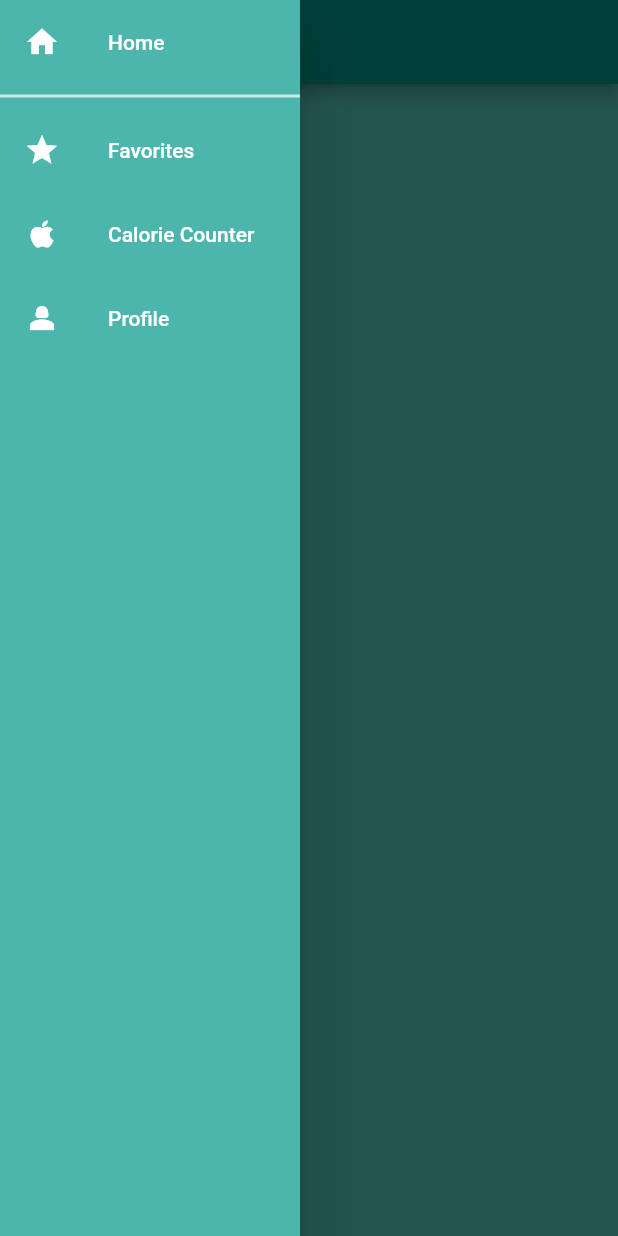
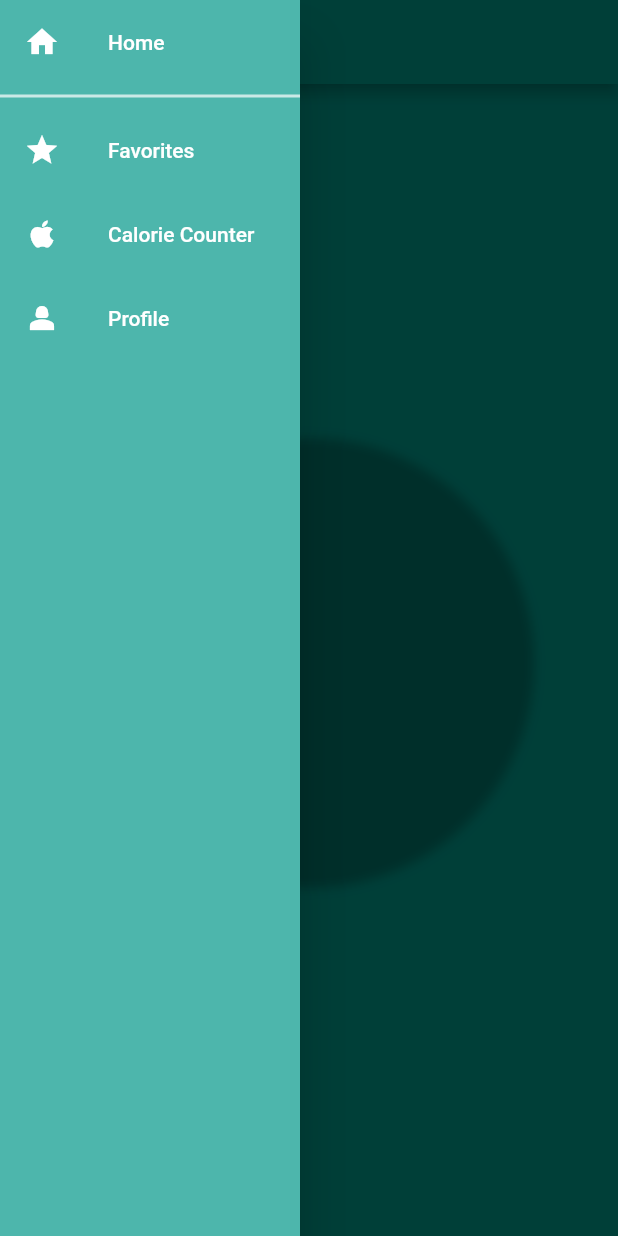
Before and after one commit to Nick577314/kitchen_counter, a Flutter app: the screen it shows after launch, with the side drawer open, on a phone screen of 412 x 824 dp. Run offline on Flutter 3.47's test engine with Material 2 defaults, Android fonts, the phone set to English and light mode, and no system bars; our stand-ins replace fl_chart, get.

Commit message:
moved the piechart to homepage

```diff
--- a/lib/ProfilePage/profileScreen.dart
+++ b/lib/ProfilePage/profileScreen.dart
@@ -1,8 +1,8 @@
 import 'package:flutter/material.dart';
-import 'package:kitchen_counter/ProfilePage/widgets/profile_menu.dart';
+import 'package:kitchen_counter/ProfilePage/profile_menu.dart';
 import 'package:kitchen_counter/ProfilePage/updateprofile.dart';
 import 'package:get/get.dart';
-import 'package:kitchen_counter/Utility/Widget/NavigationDrawer.dart';
+import 'package:kitchen_counter/Utility/NavigationDrawer.dart';
 
 class ProfileScreen extends StatefulWidget {
   ProfileScreen({Key? key}) : super(key: key);
--- a/lib/Utility/Widget/NavigationDrawer.dart
+++ b/lib/Utility/NavigationDrawer.dart
@@ -1,7 +1,8 @@
 import 'package:flutter/material.dart';
 import 'package:kitchen_counter/CalorieScreen.dart';
 import 'package:kitchen_counter/ProfilePage/profileScreen.dart';
-import 'package:kitchen_counter/main.dart';
+
+import 'package:kitchen_counter/home_page.dart';
 
 class Navigation extends StatelessWidget {
   const Navigation({Key? key}) : super(key: key);
--- a/lib/Utility/Widget/pie_chart.dart
+++ b/lib/Utility/pie_chart.dart
@@ -1,7 +1,7 @@
 import 'package:fl_chart/fl_chart.dart';
 import 'package:flutter/material.dart';
-
-import 'package:kitchen_counter/Utility/Widget/app_colors.dart';
+import 'package:kitchen_counter/data/food_data.dart';
+import 'package:kitchen_counter/Utility/app_colors.dart';
 
 class PieChartWidget extends StatefulWidget {
   PieChartWidget({Key? key}) : super(key: key);
@@ -18,9 +18,9 @@ class _PieChartState extends State<PieChartWidget> {
     // TODO: not sure what is the point of appBarHeight variable
     final double appBarHeight = MediaQuery.of(context).padding.top;
     return Card(
-      color: Colors.teal[600],
+      color: Colors.teal[400],
       elevation: 20.0,
-      margin: EdgeInsets.symmetric(vertical: 50, horizontal: 200),
+      margin: EdgeInsets.symmetric(vertical: 50, horizontal: 150),
       child: Row(
         mainAxisAlignment: MainAxisAlignment.start,
         crossAxisAlignment: CrossAxisAlignment.start,
--- /dev/null
+++ b/lib/home_page.dart
@@ -0,0 +1,39 @@
+import 'package:flutter/material.dart';
+import 'package:get/get.dart';
+import 'package:kitchen_counter/Utility/NavigationDrawer.dart';
+import 'package:kitchen_counter/Utility/pie_chart.dart';
+
+class MyHomePage extends StatelessWidget {
+  @override
+  Widget build(BuildContext context) => Scaffold(
+        appBar: AppBar(
+          title: const Text("HomePage"),
+          backgroundColor: Colors.teal[600],
+        ),
+        backgroundColor: Colors.teal[600],
+        drawer: const Navigation(),
+        body: Center(
+          child: Container(
+            width: 300,
+            height: 300,
+            decoration: BoxDecoration(
+              borderRadius:
+                  BorderRadius.circular(150), // To make the container a circle
+              boxShadow: [
+                BoxShadow(
+                  color: Colors.black26,
+                  offset: Offset(0, 2),
+                  blurRadius: 6.0,
+                ),
+              ],
+            ),
+            child: Center(
+              child: Transform.scale(
+                scale: 2.0,
+                child: PieChartWidget(),
+              ),
+            ),
+          ),
+        ),
+      );
+}
--- a/lib/main.dart
+++ b/lib/main.dart
@@ -2,7 +2,7 @@
 
 import 'package:flutter/material.dart';
 import 'package:get/get.dart';
-import 'package:kitchen_counter/Utility/Widget/NavigationDrawer.dart';
+import 'package:kitchen_counter/home_page.dart';
 
 void main() {
   runApp(MyApp());
@@ -14,22 +14,7 @@ class MyApp extends StatelessWidget {
   @override
   Widget build(BuildContext context) {
     return GetMaterialApp(
-      title: 'My App',
       home: MyHomePage(),
     );
   }
 }
-
-class MyHomePage extends StatelessWidget {
-  const MyHomePage({Key? key}) : super(key: key);
-
-  @override
-  Widget build(BuildContext context) => Scaffold(
-        appBar: AppBar(
-          title: const Text("HomePage"),
-          backgroundColor: Colors.teal[600],
-        ),
-        backgroundColor: Colors.teal[300],
-        drawer: const Navigation(),
-      );
-}
```
Also changed, not shown: lib/CalorieScreen.dart (+2 -8 lines), lib/Utility/dialog_box.dart (+32 -14 lines), lib/ProfilePage/profile_menu.dart (renamed from lib/ProfilePage/widgets/profile_menu.dart), lib/Utility/app_colors.dart (renamed from lib/Utility/Widget/app_colors.dart), lib/Utility/indicator.dart (renamed from lib/Utility/Widget/indicator.dart).
